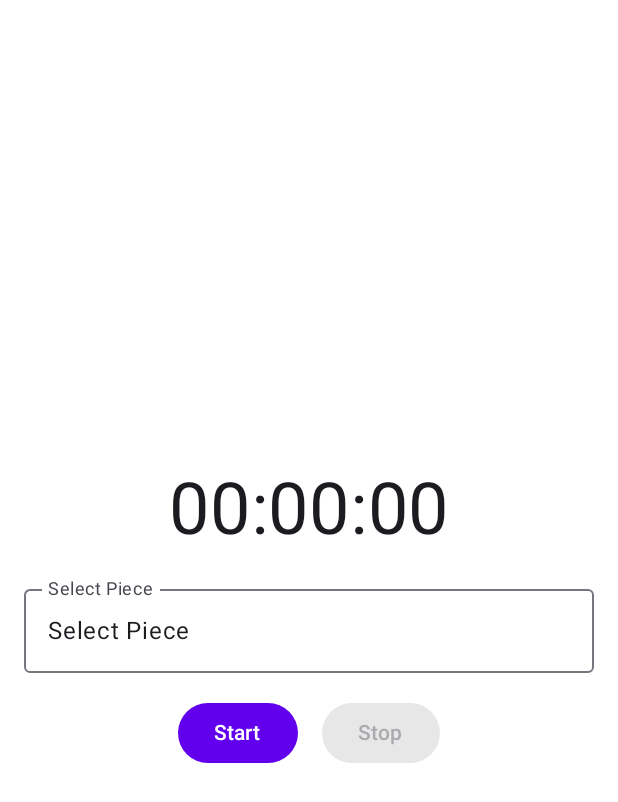
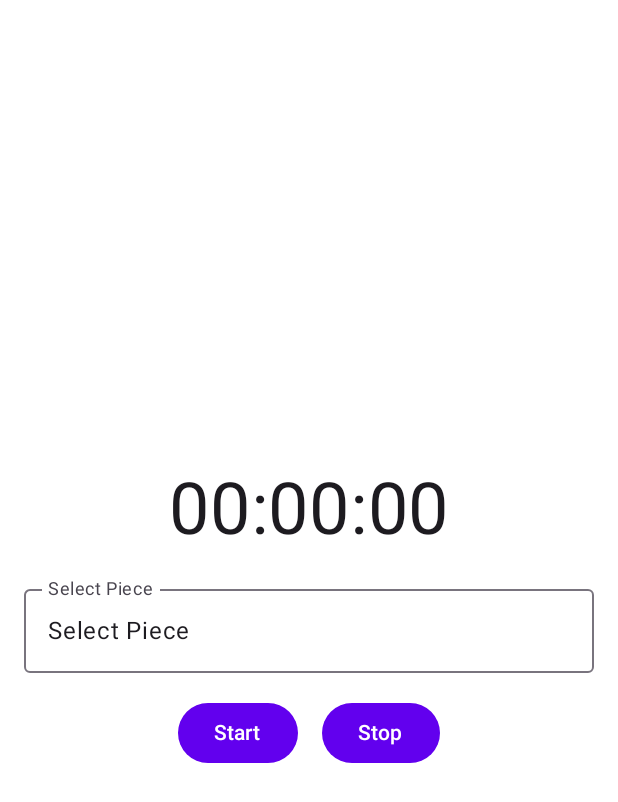
Before and after one commit to SantiagoMS03/practicepalsjetpack, an Android app built with Jetpack Compose: the StopwatchScreen screen opened through its navigation route, on a phone screen of 412 x 824 dp. Shown: the top 802 px of the screen. Run offline under Robolectric (Android 15) with nearby library versions, the phone set to English and light mode, and no system bars; our stand-ins replace Dagger/Hilt's generated code, Room's generated code.

```diff
--- a/app/src/main/java/com/zybooks/practicepals/database/dao/PieceDao.kt
+++ b/app/src/main/java/com/zybooks/practicepals/database/dao/PieceDao.kt
@@ -8,6 +8,9 @@ import kotlinx.coroutines.flow.Flow
 interface PieceDao {
     @Insert(onConflict = OnConflictStrategy.REPLACE)
     suspend fun insert(piece: Piece)  // Return the new row ID
+
+    @Insert(onConflict = OnConflictStrategy.REPLACE)
+    suspend fun insertAll(pieces: List<Piece>): List<Long>
 
     @Update
     suspend fun update(piece: Piece)   // Return the number of rows updated
@@ -22,5 +25,5 @@ interface PieceDao {
     fun getAllPieces(): Flow<List<Piece>>
 
     @Query("DELETE FROM pieces")
-    suspend fun deleteAll()            // Return the number of rows deleted
+    suspend fun deleteAllPieces()
 }
--- a/app/src/main/java/com/zybooks/practicepals/database/dao/PracticeLogDao.kt
+++ b/app/src/main/java/com/zybooks/practicepals/database/dao/PracticeLogDao.kt
@@ -7,6 +7,7 @@ import androidx.room.OnConflictStrategy
 import androidx.room.Query
 import androidx.room.Transaction
 import androidx.room.Update
+import com.zybooks.practicepals.database.entities.Piece
 import com.zybooks.practicepals.database.entities.PracticeLog
 import kotlinx.coroutines.flow.Flow
 
@@ -14,6 +15,9 @@ import kotlinx.coroutines.flow.Flow
 interface PracticeLogDao {
     @Insert(onConflict = OnConflictStrategy.REPLACE)
     suspend fun insert(practiceLog: PracticeLog)  // Return the new row ID
+
+    @Insert(onConflict = OnConflictStrategy.REPLACE)
+    suspend fun insertAll(practiceLogs: List<PracticeLog>)
 
     @Update
     suspend fun update(practiceLog: PracticeLog)
@@ -39,5 +43,7 @@ interface PracticeLogDao {
     @Query("SELECT * FROM practice_logs WHERE date_added >= :startTime")
     fun getPracticeLogsFrom(startTime: Long): Flow<List<PracticeLog>>
 
+    @Query("DELETE FROM practice_logs")
+    suspend fun deleteAllPracticeLogs()
 
 }
--- a/app/src/main/java/com/zybooks/practicepals/di/AppModule.kt
+++ b/app/src/main/java/com/zybooks/practicepals/di/AppModule.kt
@@ -4,6 +4,7 @@ package com.zybooks.practicepals.di
 import android.content.Context
 import androidx.room.Room
 import com.zybooks.practicepals.database.AppDatabase
+import com.zybooks.practicepals.database.admin.AdminDatabaseManager
 import com.zybooks.practicepals.database.dao.PieceDao
 import com.zybooks.practicepals.database.dao.PracticeLogDao
 import com.zybooks.practicepals.database.repository.PieceRepository
@@ -49,6 +50,11 @@ object AppModule {
     @Singleton
     fun providePracticeLogRepository(practiceLogDao: PracticeLogDao): PracticeLogRepository = PracticeLogRepository(practiceLogDao)
 
+
+    @Provides
+    @Singleton
+    fun provideAdminDatabaseManager(practiceLogDao: PracticeLogDao, pieceDao: PieceDao): AdminDatabaseManager = AdminDatabaseManager(pieceDao, practiceLogDao)
+
     // Provide Metronome Tempo
     @Provides
     @Named("MetronomeTempo")
--- a/app/src/main/java/com/zybooks/practicepals/ui/home/HomeScreen.kt
+++ b/app/src/main/java/com/zybooks/practicepals/ui/home/HomeScreen.kt
@@ -11,13 +11,14 @@ import androidx.compose.ui.unit.dp
 import androidx.hilt.navigation.compose.hiltViewModel
 import androidx.navigation.NavController
 import androidx.navigation.NavHostController
+import com.zybooks.practicepals.viewmodel.AdminViewModel
+import com.zybooks.practicepals.viewmodel.PieceViewModel
 import com.zybooks.practicepals.viewmodel.UiStateViewModel
 
 @Composable
 fun HomeScreen(
     navController: NavHostController,
     uiStateViewModel: UiStateViewModel = hiltViewModel()
-
 ) {
     LaunchedEffect(Unit) {
         uiStateViewModel.setPracticeBarVisibility(true)
@@ -58,14 +59,8 @@ fun HomeScreen(
 
         Spacer(modifier = Modifier.height(16.dp))
 
-        Button(onClick = { navController.navigate("practice_bar_chart") }) { // New Button
-            Text("Clear Database")
-        }
-
-        Spacer(modifier = Modifier.height(16.dp))
-
-        Button(onClick = { navController.navigate("practice_bar_chart") }) { // New Button
-            Text("Seed Database")
+        Button(onClick = { navController.navigate("admin")} ) { // New Button
+            Text("Admin")
         }
 
         // Add more buttons here for other screens
--- a/app/src/main/java/com/zybooks/practicepals/ui/navigation/AppNavigation.kt
+++ b/app/src/main/java/com/zybooks/practicepals/ui/navigation/AppNavigation.kt
@@ -15,6 +15,7 @@ import androidx.navigation.compose.NavHost
 import androidx.navigation.compose.composable
 import androidx.navigation.compose.rememberNavController
 import androidx.navigation.navArgument
+import com.zybooks.practicepals.ui.admin.AdminScreen
 import com.zybooks.practicepals.ui.barchart.PracticeBarChartScreen
 import com.zybooks.practicepals.ui.home.HomeScreen
 import com.zybooks.practicepals.ui.metronome.MetronomeScreen
@@ -70,6 +71,9 @@ fun MainNavHost(uiStateViewModel: UiStateViewModel = hiltViewModel()) {
             composable("practice_bar_chart") { // Add this composable route
                 PracticeBarChartScreen()
             }
+            composable("admin") {
+                AdminScreen()
+            }
 
         }
     }
--- a/app/src/main/java/com/zybooks/practicepals/ui/stopwatch/StopwatchScreen.kt
+++ b/app/src/main/java/com/zybooks/practicepals/ui/stopwatch/StopwatchScreen.kt
@@ -97,12 +97,15 @@ fun StopwatchScreen(
 
             Button(
                 onClick = {
-                    if (isRunning) stopwatchViewModel.pauseStopwatch()
-                    if (selectedPieceId != null) showDialog = true  // Only open dialog if a piece is selected
-                },
-                enabled = selectedPieceId != null
+                    if (selectedPieceId != null) {
+                        showDialog = true
+                        stopwatchViewModel.pauseStopwatch()
+                    } else {
+                        stopwatchViewModel.resetStopwatch()
+                    }
+                }
             ) {
-                Text("Stop")
+                Text(if (selectedPieceId != null) "Save" else "Stop")
             }
         }
     }
```
Also changed, not shown: app/src/main/java/com/zybooks/practicepals/database/admin/AdminDatabaseManager.kt (added, +59 -0 lines), app/src/main/java/com/zybooks/practicepals/ui/admin/AdminScreen.kt (added, +33 -0 lines), app/src/main/java/com/zybooks/practicepals/viewmodel/AdminViewModel.kt (added, +32 -0 lines).
